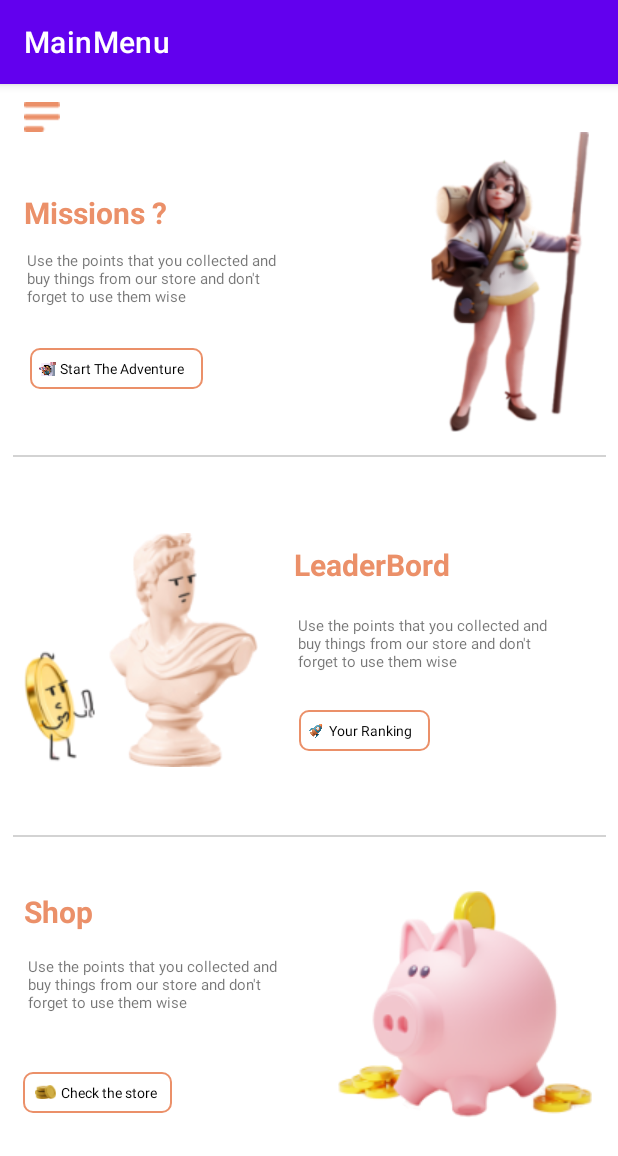
After one commit to nawresfatma/MainMenu, an Android app: the Missions screen opened directly, with no data from a screen before it, on a phone screen of 412 x 824 dp. The commit adds this screen. Shown: the top 1156 px of the screen. Run offline under Robolectric (Android 15) with nearby library versions, the phone set to English and light mode, and no system bars.

Commit message:
MainMenu -> Missions -> Store

```diff
--- a/app/src/main/AndroidManifest.xml
+++ b/app/src/main/AndroidManifest.xml
@@ -9,9 +9,10 @@
         android:roundIcon="@mipmap/ic_launcher_round"
         android:supportsRtl="true"
         android:theme="@style/Theme.MainMenu">
-        <activity android:name=".MainMenu"></activity>
+        <activity android:name=".Missions"></activity>
+        <activity android:name=".Store" />
         <activity android:name=".MainActivity" />
-        <activity android:name=".Store">
+        <activity android:name=".MainMenu">
             <intent-filter>
                 <action android:name="android.intent.action.MAIN" />
 
--- a/app/src/main/java/com/example/mainmenu/MainMenu.java
+++ b/app/src/main/java/com/example/mainmenu/MainMenu.java
@@ -6,7 +6,11 @@ import androidx.recyclerview.widget.LinearSnapHelper;
 import androidx.recyclerview.widget.RecyclerView;
 import androidx.recyclerview.widget.SnapHelper;
 
+import android.content.Intent;
 import android.os.Bundle;
+import android.view.View;
+import android.widget.ImageView;
+import android.widget.TextView;
 
 import java.util.ArrayList;
 import java.util.List;
@@ -16,6 +20,8 @@ public class MainMenu extends AppCompatActivity {
     RecyclerView recycler3;
     private SnapHelper snapHelper;
     String s5[] , s6[],s7[];
+    ImageView achivements ;
+    TextView Achivements;
     int images[]={R.drawable.event,R.drawable.shop};
 
 
@@ -23,8 +29,8 @@ public class MainMenu extends AppCompatActivity {
     protected void onCreate(Bundle savedInstanceState) {
         super.onCreate(savedInstanceState);
         setContentView(R.layout.activity_main_menu);
-
-
+        achivements=findViewById(R.id.Achivements);
+        Achivements=findViewById(R.id.Achivements1);
         recycler3=findViewById(R.id.recyclerView);
 
 
@@ -40,4 +46,29 @@ public class MainMenu extends AppCompatActivity {
         recycler3.setLayoutManager(new LinearLayoutManager(this));
         recycler3.setLayoutManager(scaleCenterItemManager);
         snapHelper.attachToRecyclerView(recycler3);
-}}
+
+
+        achivements.setOnClickListener(new View.OnClickListener() {
+            @Override
+            public void onClick(View v) {
+                Intent intentLoadNewActivity = new Intent(MainMenu.this, Missions.class);
+                startActivity(intentLoadNewActivity);
+            }
+        });
+
+
+        Achivements.setOnClickListener(new View.OnClickListener() {
+            @Override
+            public void onClick(View v) {
+                Intent intentLoadNewActivity = new Intent(MainMenu.this, Missions.class);
+                startActivity(intentLoadNewActivity);
+            }
+        });
+
+
+
+    }
+
+
+
+}
--- /dev/null
+++ b/app/src/main/java/com/example/mainmenu/Missions.java
@@ -0,0 +1,31 @@
+package com.example.mainmenu;
+
+import androidx.appcompat.app.AppCompatActivity;
+
+import android.content.Intent;
+import android.os.Bundle;
+import android.view.View;
+import android.widget.TextView;
+
+public class Missions extends AppCompatActivity {
+    TextView Store ;
+
+    @Override
+    protected void onCreate(Bundle savedInstanceState) {
+        super.onCreate(savedInstanceState);
+        setContentView(R.layout.activity_missions);
+        Store=findViewById(R.id.Store);
+
+
+        Store.setOnClickListener(new View.OnClickListener() {
+            @Override
+            public void onClick(View v) {
+                Intent intentLoadNewActivity = new Intent(Missions.this, Store.class);
+                startActivity(intentLoadNewActivity);
+            }
+        });
+
+
+    }
+
+}
--- a/app/src/main/java/com/example/mainmenu/Store.java
+++ b/app/src/main/java/com/example/mainmenu/Store.java
@@ -10,5 +10,10 @@ public class Store extends AppCompatActivity {
     protected void onCreate(Bundle savedInstanceState) {
         super.onCreate(savedInstanceState);
         setContentView(R.layout.activity_store);
+
+
+
+
+
     }
 }
--- a/app/src/main/res/layout/activity_main_menu.xml
+++ b/app/src/main/res/layout/activity_main_menu.xml
@@ -164,22 +164,28 @@
             android:id="@+id/imageView10"
             android:layout_width="wrap_content"
             android:layout_height="wrap_content"
+            android:layout_marginEnd="40dp"
+            android:layout_marginRight="40dp"
             app:layout_constraintBottom_toBottomOf="@+id/imageView12"
             app:layout_constraintEnd_toEndOf="@+id/imageView6"
             app:layout_constraintTop_toTopOf="@+id/imageView12"
+            app:layout_constraintVertical_bias="1.0"
             app:srcCompat="@drawable/pin" />
 
         <ImageView
-            android:id="@+id/imageView11"
+            android:id="@+id/Achivements"
             android:layout_width="wrap_content"
             android:layout_height="wrap_content"
+            android:layout_marginEnd="52dp"
+            android:layout_marginRight="52dp"
             app:layout_constraintBottom_toBottomOf="@+id/imageView10"
             app:layout_constraintEnd_toEndOf="@+id/imageView9"
             app:layout_constraintTop_toTopOf="@+id/imageView10"
+            app:layout_constraintVertical_bias="0.0"
             app:srcCompat="@drawable/supercup" />
 
         <TextView
-            android:id="@+id/textView8"
+            android:id="@+id/Achivements1"
             android:layout_width="wrap_content"
             android:layout_height="wrap_content"
             android:layout_marginStart="8dp"
--- /dev/null
+++ b/app/src/main/res/layout/activity_missions.xml
@@ -0,0 +1,285 @@
+<?xml version="1.0" encoding="utf-8"?>
+<ScrollView xmlns:android="http://schemas.android.com/apk/res/android"
+    xmlns:app="http://schemas.android.com/apk/res-auto"
+    xmlns:tools="http://schemas.android.com/tools"
+    android:layout_width="match_parent"
+    android:layout_height="match_parent"
+    tools:context=".Missions">
+    <androidx.constraintlayout.widget.ConstraintLayout
+        android:layout_width="match_parent"
+        android:layout_height="wrap_content">
+
+    <ImageView
+        android:id="@+id/imageView11"
+        android:layout_width="wrap_content"
+        android:layout_height="wrap_content"
+        android:layout_marginTop="12dp"
+        app:layout_constraintEnd_toEndOf="parent"
+        app:layout_constraintHorizontal_bias="0.041"
+        app:layout_constraintStart_toStartOf="parent"
+        app:layout_constraintTop_toTopOf="parent"
+        app:srcCompat="@drawable/menu" />
+
+    <ImageView
+        android:id="@+id/imageView24"
+        android:layout_width="112dp"
+        android:layout_height="200dp"
+        android:layout_marginTop="32dp"
+        android:layout_marginEnd="4dp"
+        android:layout_marginRight="4dp"
+        app:layout_constraintEnd_toEndOf="parent"
+        app:layout_constraintHorizontal_bias="0.952"
+        app:layout_constraintStart_toEndOf="@+id/imageView11"
+        app:layout_constraintTop_toTopOf="parent"
+        app:srcCompat="@drawable/woman" />
+
+    <TextView
+        android:id="@+id/textView8"
+        android:layout_width="wrap_content"
+        android:layout_height="wrap_content"
+        android:layout_marginStart="16dp"
+        android:layout_marginLeft="16dp"
+        android:layout_marginTop="40dp"
+        android:text="Missions ?"
+        android:textColor="#EB9069"
+        android:textSize="20dp"
+        android:textStyle="bold"
+        app:layout_constraintBottom_toTopOf="@+id/imageView26"
+        app:layout_constraintEnd_toStartOf="@+id/imageView24"
+        app:layout_constraintHorizontal_bias="0.0"
+        app:layout_constraintStart_toStartOf="parent"
+        app:layout_constraintTop_toBottomOf="@+id/imageView11"
+        app:layout_constraintVertical_bias="0.0" />
+
+    <TextView
+        android:id="@+id/textView14"
+        android:layout_width="wrap_content"
+        android:layout_height="wrap_content"
+        android:text="Use the points that you collected and \nbuy things from our store and don't \nforget to use them wise"
+        android:textSize="10dp"
+        android:paddingLeft="10dp"
+        app:layout_constraintBottom_toTopOf="@+id/imageView26"
+        app:layout_constraintEnd_toStartOf="@+id/imageView24"
+        app:layout_constraintHorizontal_bias="0.075"
+        app:layout_constraintStart_toStartOf="parent"
+        app:layout_constraintTop_toBottomOf="@+id/textView8"
+        app:layout_constraintVertical_bias="0.104" />
+
+    <TextView
+        android:id="@+id/textView15"
+        android:layout_width="wrap_content"
+        android:layout_height="wrap_content"
+        android:layout_marginStart="16dp"
+        android:layout_marginLeft="16dp"
+        android:layout_marginTop="144dp"
+        android:background="@drawable/cust"
+        android:paddingLeft="20dp"
+        android:paddingTop="7dp"
+        android:paddingRight="10dp"
+        android:paddingBottom="7dp"
+        android:text="Start The Adventure "
+        android:textColor="@color/black"
+        android:textSize="9dp"
+        app:layout_constraintBottom_toBottomOf="@+id/imageView24"
+        app:layout_constraintEnd_toStartOf="@+id/imageView24"
+        app:layout_constraintHorizontal_bias="0.026"
+        app:layout_constraintStart_toStartOf="parent"
+        app:layout_constraintTop_toBottomOf="@+id/imageView11"
+        app:layout_constraintVertical_bias="0.0" />
+
+    <ImageView
+        android:id="@+id/imageView26"
+        android:layout_width="wrap_content"
+        android:layout_height="wrap_content"
+        android:layout_marginTop="44dp"
+        app:layout_constraintEnd_toEndOf="parent"
+        app:layout_constraintStart_toStartOf="parent"
+        app:layout_constraintTop_toBottomOf="@+id/textView15"
+        app:srcCompat="@drawable/ligne" />
+
+    <ImageView
+        android:id="@+id/imageView27"
+        android:layout_width="wrap_content"
+        android:layout_height="wrap_content"
+        android:layout_marginTop="45dp"
+        app:layout_constraintBottom_toBottomOf="parent"
+        app:layout_constraintEnd_toEndOf="parent"
+        app:layout_constraintStart_toStartOf="parent"
+        app:layout_constraintTop_toBottomOf="@+id/imageView28"
+        app:layout_constraintVertical_bias="0.0"
+        app:srcCompat="@drawable/ligne" />
+
+    <TextView
+        android:id="@+id/textView16"
+        android:layout_width="wrap_content"
+        android:layout_height="wrap_content"
+        android:layout_marginTop="20dp"
+        android:paddingStart="10dp"
+        android:paddingEnd="10dp"
+        android:text=" Use the points that you collected and \n buy things from our store and don't \n forget to use them wise"
+        android:textSize="10dp"
+        app:layout_constraintBottom_toTopOf="@+id/imageView27"
+        app:layout_constraintEnd_toEndOf="parent"
+        app:layout_constraintHorizontal_bias="0.292"
+        app:layout_constraintStart_toEndOf="@+id/imageView28"
+        app:layout_constraintTop_toBottomOf="@+id/textView18"
+        app:layout_constraintVertical_bias="0.0" />
+
+    <TextView
+        android:id="@+id/textView17"
+        android:layout_width="wrap_content"
+        android:layout_height="wrap_content"
+        android:layout_marginTop="25dp"
+        android:background="@drawable/cust"
+        android:paddingLeft="20dp"
+        android:paddingTop="7dp"
+        android:paddingRight="10dp"
+        android:paddingBottom="7dp"
+        android:text="Your Ranking "
+        android:textColor="@color/black"
+        android:textSize="9dp"
+        app:layout_constraintBottom_toTopOf="@+id/imageView27"
+        app:layout_constraintEnd_toEndOf="parent"
+        app:layout_constraintHorizontal_bias="0.181"
+        app:layout_constraintStart_toEndOf="@+id/imageView28"
+        app:layout_constraintTop_toBottomOf="@+id/textView16"
+        app:layout_constraintVertical_bias="0.0" />
+
+    <ImageView
+        android:id="@+id/imageView28"
+        android:layout_width="wrap_content"
+        android:layout_height="wrap_content"
+        android:layout_marginTop="36dp"
+        app:layout_constraintBottom_toBottomOf="parent"
+        app:layout_constraintEnd_toEndOf="parent"
+        app:layout_constraintHorizontal_bias="0.062"
+        app:layout_constraintStart_toStartOf="parent"
+        app:layout_constraintTop_toBottomOf="@+id/imageView26"
+        app:layout_constraintVertical_bias="0.058"
+        app:srcCompat="@drawable/photo" />
+
+    <TextView
+        android:id="@+id/textView18"
+        android:layout_width="wrap_content"
+        android:layout_height="wrap_content"
+        android:layout_marginTop="36dp"
+        android:text="LeaderBord"
+        android:textColor="#EB9069"
+        android:textSize="20dp"
+        android:paddingLeft="10dp"
+        android:textStyle="bold"
+        app:layout_constraintBottom_toTopOf="@+id/imageView27"
+        app:layout_constraintEnd_toEndOf="parent"
+        app:layout_constraintHorizontal_bias="0.112"
+        app:layout_constraintStart_toEndOf="@+id/imageView28"
+        app:layout_constraintTop_toBottomOf="@+id/imageView26"
+        app:layout_constraintVertical_bias="0.115" />
+
+    <ImageView
+        android:id="@+id/imageView29"
+        android:layout_width="10dp"
+        android:layout_height="9dp"
+        android:layout_marginStart="6dp"
+        android:layout_marginLeft="6dp"
+        app:layout_constraintBottom_toBottomOf="@+id/textView17"
+        app:layout_constraintEnd_toEndOf="@+id/textView17"
+        app:layout_constraintHorizontal_bias="0.0"
+        app:layout_constraintStart_toStartOf="@+id/textView17"
+        app:layout_constraintTop_toTopOf="@+id/textView17"
+        app:layout_constraintVertical_bias="0.529"
+        app:srcCompat="@drawable/rocket" />
+
+    <TextView
+        android:id="@+id/textView19"
+        android:layout_width="wrap_content"
+        android:layout_height="wrap_content"
+        android:layout_marginStart="10dp"
+        android:layout_marginLeft="10dp"
+        android:layout_marginTop="36dp"
+        android:text="Shop"
+        android:textColor="#EB9069"
+        android:textSize="20dp"
+        android:textStyle="bold"
+        app:layout_constraintBottom_toBottomOf="parent"
+        app:layout_constraintEnd_toStartOf="@+id/imageView30"
+        app:layout_constraintHorizontal_bias="0.035"
+        app:layout_constraintStart_toStartOf="parent"
+        app:layout_constraintTop_toBottomOf="@+id/imageView27"
+        app:layout_constraintVertical_bias="0.0" />
+
+    <TextView
+        android:id="@+id/textView20"
+        android:layout_width="wrap_content"
+        android:layout_height="wrap_content"
+        android:layout_marginTop="16dp"
+        android:paddingLeft="10dp"
+        android:text=" Use the points that you collected and \n buy things from our store and don't \n forget to use them wise"
+        android:textSize="10dp"
+        app:layout_constraintBottom_toBottomOf="parent"
+        app:layout_constraintEnd_toStartOf="@+id/imageView30"
+        app:layout_constraintHorizontal_bias="0.133"
+        app:layout_constraintStart_toStartOf="parent"
+        app:layout_constraintTop_toBottomOf="@+id/textView19"
+        app:layout_constraintVertical_bias="0.0" />
+
+    <TextView
+        android:id="@+id/Store"
+        android:layout_width="wrap_content"
+        android:layout_height="wrap_content"
+        android:layout_marginTop="36dp"
+        android:background="@drawable/cust"
+        android:paddingLeft="25dp"
+        android:paddingTop="7dp"
+        android:paddingRight="10dp"
+        android:paddingBottom="7dp"
+        android:text="Check the store"
+        android:textColor="@color/black"
+        android:textSize="9dp"
+        app:layout_constraintBottom_toBottomOf="parent"
+        app:layout_constraintEnd_toStartOf="@+id/imageView30"
+        app:layout_constraintHorizontal_bias="0.122"
+        app:layout_constraintStart_toStartOf="parent"
+        app:layout_constraintTop_toBottomOf="@+id/textView20" />
+
+    <ImageView
+        android:id="@+id/imageView30"
+        android:layout_width="wrap_content"
+        android:layout_height="wrap_content"
+        android:layout_marginTop="36dp"
+        app:layout_constraintBottom_toBottomOf="parent"
+        app:layout_constraintEnd_toEndOf="parent"
+        app:layout_constraintHorizontal_bias="0.929"
+        app:layout_constraintStart_toStartOf="parent"
+        app:layout_constraintTop_toBottomOf="@+id/imageView27"
+        app:layout_constraintVertical_bias="0.0"
+        app:srcCompat="@drawable/pig" />
+
+    <ImageView
+        android:id="@+id/imageView31"
+        android:layout_width="14dp"
+        android:layout_height="12dp"
+        android:layout_marginStart="3dp"
+        android:layout_marginLeft="3dp"
+        app:layout_constraintBottom_toBottomOf="@+id/Store"
+        app:layout_constraintEnd_toEndOf="@+id/Store"
+        app:layout_constraintHorizontal_bias="0.058"
+        app:layout_constraintStart_toStartOf="@+id/Store"
+        app:layout_constraintTop_toTopOf="@+id/Store"
+        app:srcCompat="@drawable/coins" />
+
+    <ImageView
+        android:id="@+id/imageView33"
+        android:layout_width="11dp"
+        android:layout_height="12dp"
+        android:layout_marginStart="2dp"
+        android:layout_marginLeft="2dp"
+        app:layout_constraintBottom_toBottomOf="@+id/textView15"
+        app:layout_constraintEnd_toEndOf="@+id/textView15"
+        app:layout_constraintHorizontal_bias="0.038"
+        app:layout_constraintStart_toStartOf="@+id/textView15"
+        app:layout_constraintTop_toTopOf="@+id/textView15"
+        app:layout_constraintVertical_bias="0.533"
+        app:srcCompat="@drawable/loop" />
+    </androidx.constraintlayout.widget.ConstraintLayout>
+
+</ScrollView>
```
Also changed, not shown: app/src/main/res/drawable/ligne.png (added), app/src/main/res/drawable/loop.png (added), app/src/main/res/drawable/photo.png (added), app/src/main/res/drawable/pig.png (added), app/src/main/res/drawable/rocket.png (added), app/src/main/res/drawable/woman.png (added).
